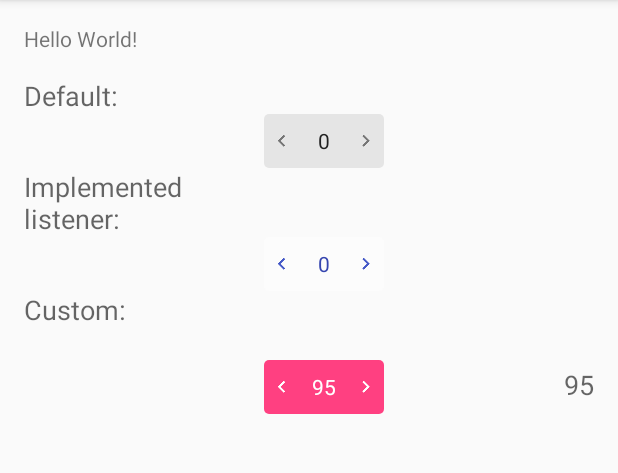
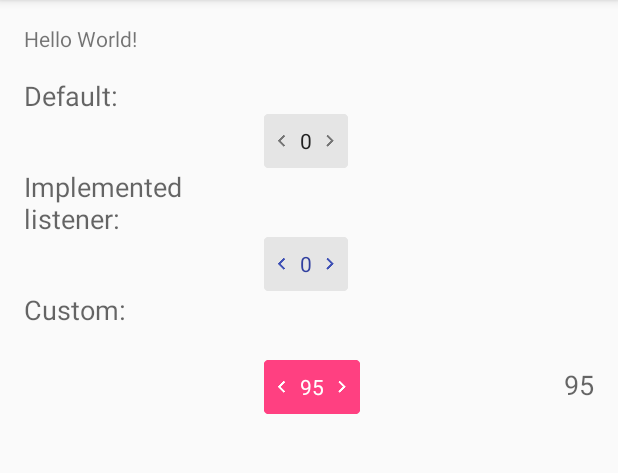
Before and after one commit to ashishpatil396/SwipeNumberPicker, an Android app: the screen it shows after launch (MainActivity), on a phone screen of 412 x 824 dp, the part 84-557 px from its top. Run offline under Robolectric (Android 15) with nearby library versions, the phone set to English and light mode, and no system bars.

Commit message:
Removed drawable xml. Added programmatically drawable creation. Code improvements.

```diff
--- a/SwipeNumberPicker/src/main/java/com/vi/swipenumberpicker/SwipeNumberPicker.java
+++ b/SwipeNumberPicker/src/main/java/com/vi/swipenumberpicker/SwipeNumberPicker.java
@@ -9,6 +9,10 @@ import android.graphics.Color;
 import android.graphics.Paint;
 import android.graphics.PorterDuff;
 import android.graphics.drawable.Drawable;
+import android.graphics.drawable.LayerDrawable;
+import android.graphics.drawable.ShapeDrawable;
+import android.graphics.drawable.StateListDrawable;
+import android.graphics.drawable.shapes.RoundRectShape;
 import android.os.Build;
 import android.util.AttributeSet;
 import android.util.TypedValue;
@@ -34,6 +38,9 @@ public class SwipeNumberPicker extends TextView {
 	private float mStartX;
 	private float mIntermediateX;
 	private float mIntermediateValue;
+	private float mStrokeWidth;
+	private float mTextWidth;
+	private float mCornerRadius;
 
 	private int mPrimaryValue;
 	private int mMinValue;
@@ -45,7 +52,6 @@ public class SwipeNumberPicker extends TextView {
 
 	private String mDialogTitle = "";
 
-	private boolean mIsEnabled = true;
 	private boolean mIsShowNumberPickerDialog = true;
 
 	private AlertDialog numberPickerDialog;
@@ -62,23 +68,9 @@ public class SwipeNumberPicker extends TextView {
 
 	private void init(Context context, AttributeSet attributeSet) {
 		initAttributes(context, attributeSet);
-
-		Drawable left = getDrawable(R.drawable.ic_arrow_left);
-		Drawable right = getDrawable(R.drawable.ic_arrow_right);
-
-		setCompoundDrawablesWithIntrinsicBounds(left, null, right, null);
-		setBackgroundResource(R.drawable.bg_btn_default);
-
 		float scale = getResources().getDisplayMetrics().density;
 		mGestureStepPx = (int) (GESTURE_STEP_DP * scale + 0.5f);
-
-		Paint textPaint = new Paint();
-		textPaint.setTextSize(getTextSize());
-		setMinWidth((int) (textPaint.measureText(Integer.toString(mMaxValue)) + left.getBounds().width() * 2));
-
-		mIntermediateValue = mPrimaryValue;
-		changeValue(mPrimaryValue);
-		customizeTextView();
+		customize();
 	}
 
 	private void initAttributes(Context context, AttributeSet attributeSet) {
@@ -97,22 +89,42 @@ public class SwipeNumberPicker extends TextView {
 				attrs.recycle();
 			}
 		}
+
+		mCornerRadius = context.getResources().getDimension(R.dimen.radius);
+		mStrokeWidth = context.getResources().getDimension(R.dimen.stroke_width);
+
+		Paint textPaint = new Paint();
+		textPaint.setTextSize(getTextSize());
+		mTextWidth = textPaint.measureText(Integer.toString(mMaxValue));
 	}
 
-	private void customizeTextView() {
-		int horizontalPadding = (int) TypedValue.applyDimension(TypedValue.COMPLEX_UNIT_DIP, 6, getContext().getResources().getDisplayMetrics());
-		setPadding(0, horizontalPadding, 0, horizontalPadding);
+	private void customize() {
+		Drawable left = getDrawableCompat(R.drawable.ic_arrow_left);
+		Drawable right = getDrawableCompat(R.drawable.ic_arrow_right);
 
+		setCompoundDrawablesWithIntrinsicBounds(left, null, right, null);
+		setBackgroundCompat(createBackgroundStateList());
 		setGravity(Gravity.CENTER);
 		setSingleLine(true);
-
 		setTextColor(mNumColor);
 		setNormalBackground();
+
+		mIntermediateValue = mPrimaryValue;
+		changeValue(mPrimaryValue);
+	}
+
+
+	@Override
+	protected void onMeasure(int widthMeasureSpec, int heightMeasureSpec) {
+		super.onMeasure(widthMeasureSpec, heightMeasureSpec);
+		Drawable arrow = getCompoundDrawables()[0];
+		setMinWidth((int) TypedValue.applyDimension(TypedValue.COMPLEX_UNIT_PX, mTextWidth + arrow.getBounds().width() * 2, getContext().getResources().getDisplayMetrics()));
+		setMinHeight((int) TypedValue.applyDimension(TypedValue.COMPLEX_UNIT_PX, arrow.getBounds().height() * 1.5f, getContext().getResources().getDisplayMetrics()));
 	}
 
 	@Override
 	public boolean onTouchEvent(MotionEvent event) {
-		if (!mIsEnabled)
+		if (!isEnabled())
 			return false;
 
 		float currentX = event.getX();
@@ -134,7 +146,7 @@ public class SwipeNumberPicker extends TextView {
 			case MotionEvent.ACTION_MOVE:
 				if (Math.abs(currentX - mStartX) > mGestureStepPx) {
 					float distance = currentX - mIntermediateX;
-					setPressed((int) distance);
+					highlightArrows(distance);
 					double swipedDistance = TypedValue.applyDimension(TypedValue.COMPLEX_UNIT_PX, Math.abs(distance), getContext().getResources().getDisplayMetrics());
 					float threshold;
 					if (swipedDistance < 25) {
@@ -194,8 +206,7 @@ public class SwipeNumberPicker extends TextView {
 			value = value < mMinValue ? mMinValue : mMaxValue;
 			mIntermediateValue = value;
 		}
-		String result = Integer.toString(value);
-		setText(result);
+		setText(String.valueOf(value));
 	}
 
 	private void processClick() {
@@ -241,18 +252,31 @@ public class SwipeNumberPicker extends TextView {
 		return builder.create();
 	}
 
-	private void setPressed(int distance) {
-		highlightArrows(distance);
-		highlightBackground();
-	}
-
 	private void setNormalBackground() {
-		customizeBackground(mBackgroundColor);
+		setPressed(false);
 		customizeArrows(mArrowColor);
 	}
 
-	private void customizeBackground(int color) {
-		setColorFilter(getBackground(), color);
+	private StateListDrawable createBackgroundStateList() {
+		StateListDrawable drawable = new StateListDrawable();
+		drawable.addState(new int[]{-android.R.attr.state_enabled}, createBackgroundDrawable(lightenColor(mBackgroundColor)));
+		drawable.addState(new int[]{android.R.attr.state_pressed}, createBackgroundDrawable(darkenColor(mBackgroundColor)));
+		drawable.addState(new int[]{}, createBackgroundDrawable(mBackgroundColor));
+		return drawable;
+	}
+
+	private Drawable createBackgroundDrawable(int color) {
+		ShapeDrawable backgroundDrawable = new ShapeDrawable(new RoundRectShape(new float[]{mCornerRadius, mCornerRadius, mCornerRadius, mCornerRadius, mCornerRadius, mCornerRadius, mCornerRadius, mCornerRadius}, null, null));
+		final Paint paint = backgroundDrawable.getPaint();
+		paint.setAntiAlias(true);
+		paint.setStyle(Paint.Style.FILL_AND_STROKE);
+		paint.setColor(color);
+		paint.setStrokeWidth(mStrokeWidth);
+		Drawable[] layers = {backgroundDrawable};
+		LayerDrawable drawable = new LayerDrawable(layers);
+		int halfStrokeWidth = (int) (mStrokeWidth / 2f);
+		drawable.setLayerInset(0, halfStrokeWidth, halfStrokeWidth, halfStrokeWidth, halfStrokeWidth);
+		return drawable;
 	}
 
 	private void customizeArrows(int color) {
@@ -261,10 +285,11 @@ public class SwipeNumberPicker extends TextView {
 	}
 
 	private void highlightBackground() {
-		setColorFilter(getBackground(), darkenColor(mBackgroundColor));
+		setPressed(true);
 	}
 
-	private void highlightArrows(int distance) {
+	private void highlightArrows(float distance) {
+		setPressed(true);
 		if (distance < 0) {
 			// Highlight right arrow
 			setColorFilter(getCompoundDrawables()[0], darkenColor(mArrowColor));
@@ -282,54 +307,64 @@ public class SwipeNumberPicker extends TextView {
 
 
 	private int darkenColor(int color) {
-		return adjustColorBrightness(color, 0.9f);
+		float factor = 0.9f;
+		int r = Color.red(color);
+		int g = Color.green(color);
+		int b = Color.blue(color);
+		return Color.argb(Color.alpha(color),
+				Math.max((int) (r * factor), 0),
+				Math.max((int) (g * factor), 0),
+				Math.max((int) (b * factor), 0));
 	}
 
 	private int lightenColor(int color) {
-		return adjustColorBrightness(color, 1.1f);
-	}
+		float factor = 0.3f;
+		int r = Color.red(color);
+		int g = Color.green(color);
+		int b = Color.blue(color);
+		return Color.argb(Color.alpha(color),
+				(int) ((r * (1 - factor) / 255 + factor) * 255),
+				(int) ((g * (1 - factor) / 255 + factor) * 255),
+				(int) ((b * (1 - factor) / 255 + factor) * 255));
 
-	private int adjustColorBrightness(int color, float factor) {
-		float[] hsv = new float[3];
-		Color.colorToHSV(color, hsv);
-		hsv[2] = Math.min(hsv[2] * factor, 1f);
-		return Color.HSVToColor(Color.alpha(color), hsv);
 	}
 
 	@Override
 	public void setBackgroundColor(int color) {
 		mBackgroundColor = color;
-		customizeBackground(mBackgroundColor);
-
-	}
-
-	private void disable() {
-		customizeArrows(lightenColor(mArrowColor));
-		customizeBackground(lightenColor(mBackgroundColor));
-		setTextColor(lightenColor(mNumColor));
-	}
-
-	private void enable() {
-		customizeArrows(mArrowColor);
-		customizeBackground(mBackgroundColor);
-		setTextColor(mNumColor);
+		setBackgroundCompat(createBackgroundStateList());
 	}
 
 	@Override
 	public void setEnabled(boolean enabled) {
-		this.mIsEnabled = enabled;
-		if (enabled)
-			enable();
-		else
-			disable();
+		super.setEnabled(enabled);
+
+		int arrowColor = mArrowColor;
+		int numColor = mNumColor;
+		if (!enabled) {
+			arrowColor = lightenColor(mArrowColor);
+			numColor = lightenColor(mNumColor);
+		}
+		customizeArrows(arrowColor);
+		setTextColor(numColor);
 	}
 
+	@SuppressWarnings("deprecation")
 	@TargetApi(Build.VERSION_CODES.LOLLIPOP)
-	private Drawable getDrawable(int resource) {
+	private Drawable getDrawableCompat(int resource) {
 		if (Build.VERSION.SDK_INT >= Build.VERSION_CODES.LOLLIPOP) {
 			return getContext().getResources().getDrawable(resource, null);
 		}
 		return getContext().getResources().getDrawable(resource);
+	}
+
+	@SuppressWarnings("deprecation")
+	private void setBackgroundCompat(Drawable drawable) {
+		if (Build.VERSION.SDK_INT >= Build.VERSION_CODES.JELLY_BEAN) {
+			setBackground(drawable);
+		} else {
+			setBackgroundDrawable(drawable);
+		}
 	}
 
 	public void setArrowColor(int mArrowColor) {
--- a/SwipeNumberPicker/src/main/res/drawable/bg_btn_default.xml
+++ /dev/null
@@ -1,5 +0,0 @@
-<shape xmlns:android="http://schemas.android.com/apk/res/android"
-    android:shape="rectangle">
-    <solid android:color="@color/background" />
-    <corners android:radius="@dimen/btn_radius" />
-</shape>
--- a/SwipeNumberPicker/src/main/res/values/dimens.xml
+++ b/SwipeNumberPicker/src/main/res/values/dimens.xml
@@ -1,5 +1,6 @@
 <resources>
 
-    <dimen name="btn_radius">3dp</dimen>
+    <dimen name="radius">3dp</dimen>
+    <dimen name="stroke_width">2dp</dimen>
 
 </resources>
--- a/app/src/main/java/com/vi/swipenumberpicker/sample/MainActivity.java
+++ b/app/src/main/java/com/vi/swipenumberpicker/sample/MainActivity.java
@@ -18,9 +18,8 @@ public class MainActivity extends AppCompatActivity {
 		final SwipeNumberPicker swipeNumberPicker = (SwipeNumberPicker) findViewById(R.id.snp_implemented);
 		final SwipeNumberPicker custom = (SwipeNumberPicker) findViewById(R.id.snp_custom);
 
-		custom.setEnabled(false);
-		swipeNumberPicker.setEnabled(false);
-
+//		custom.setEnabled(false);
+//		swipeNumberPicker.setEnabled(false);
 		final TextView result1 = (TextView) findViewById(R.id.tv_result_1);
 		final TextView result2 = (TextView) findViewById(R.id.tv_result_2);
 		result2.setText(Integer.toString(custom.getValue()));
--- a/app/src/main/res/layout/activity_main.xml
+++ b/app/src/main/res/layout/activity_main.xml
@@ -31,7 +31,6 @@
 		android:layout_width="wrap_content"
 		android:layout_height="wrap_content"
 		android:layout_below="@id/tv_default_lbl"
-		android:layout_column="1"
 		android:layout_gravity="center_vertical"
 		android:layout_toEndOf="@id/tv_hello"
 		android:layout_toRightOf="@id/tv_hello"/>
```
